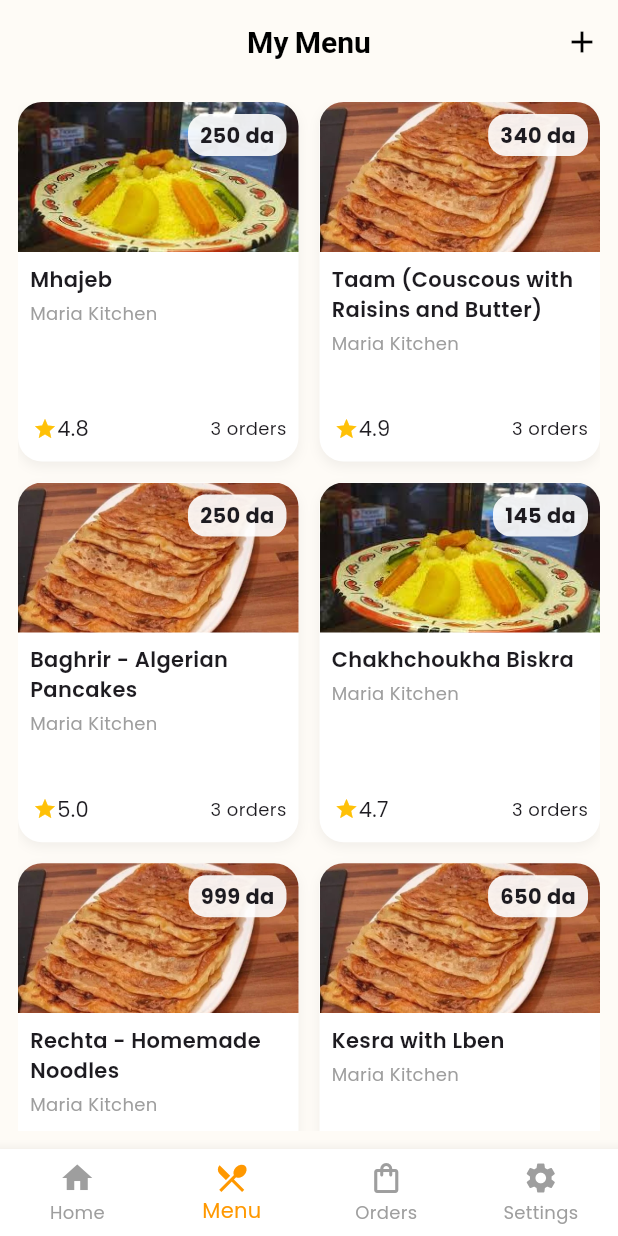
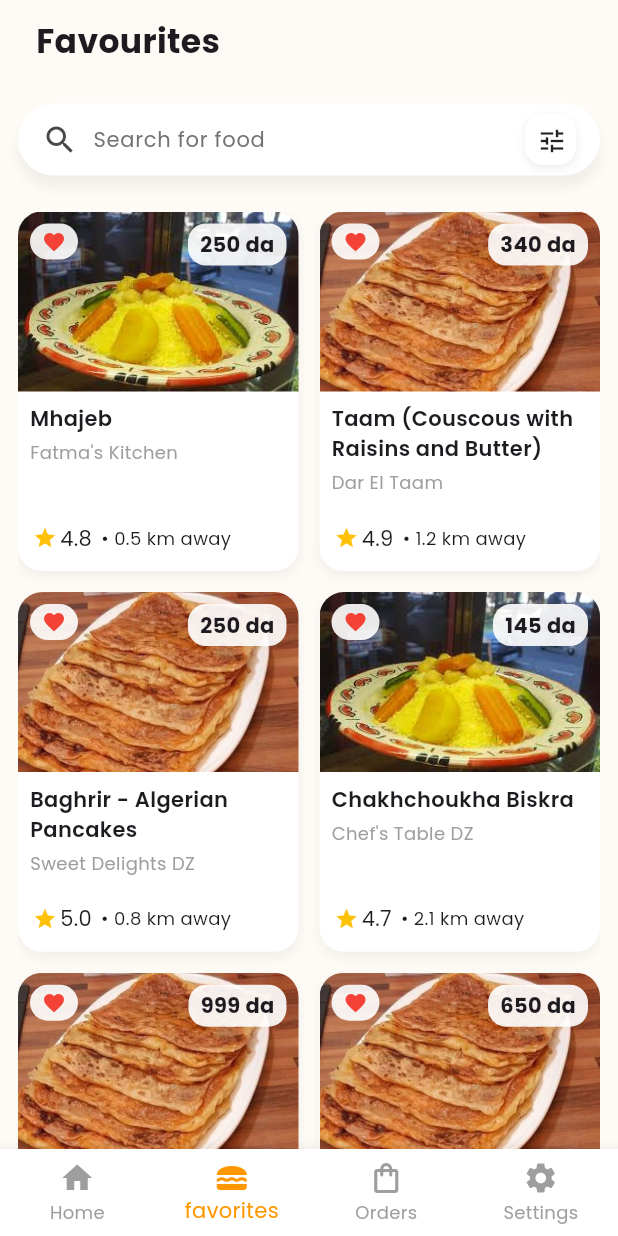
Before and after one commit to scofild18/Makelti_project, a Flutter app: the FirstScreen screen opened directly with empty values, item 2 of the bottom bar chosen, on a phone screen of 412 x 824 dp. Run offline on Flutter 3.47's test engine with Material 3 defaults, Android fonts, the phone set to English and light mode, and no system bars; our stand-ins replace flutter_bloc, flutter_dotenv, go_router, google_fonts, supabase_flutter; accounts and stored records are empty; network calls fail.

Commit message:
feat: add favourites and menu screens

```diff
--- a/frontend_2/lib/routing/app_router_congif.dart
+++ b/frontend_2/lib/routing/app_router_congif.dart
@@ -1,10 +1,13 @@
 
 import 'package:Makelti/logic/cubit/auth/auth_cubit.dart' show AuthCubit;
+import 'package:Makelti/screens/client_favourites_screen.dart';
 import 'package:Makelti/screens/client_orders_management.dart';
 import 'package:Makelti/screens/cook_home.dart';
 import 'package:Makelti/screens/cook_meal_screen.dart';
 import 'package:Makelti/screens/cook_menu_screen.dart';
 import 'package:Makelti/screens/cook_order_screen.dart';
+import 'package:Makelti/screens/home_screen.dart';
+import 'package:Makelti/screens/splash_screen.dart';
 import 'package:Makelti/screens/start_screen.dart';
 import 'package:flutter/material.dart';
 import 'package:flutter_bloc/flutter_bloc.dart';
@@ -12,7 +15,6 @@ import 'package:go_router/go_router.dart';
 import '../screens/client_meal_screen.dart';
 import '../screens/see_all_posts.dart';
 import '../screens/see_all_stores.dart';
-import '../screens/splash_screen.dart';
 import '../screens/login_screen.dart';
 import '../screens/register.dart';
 import '../screens/settings_screen.dart';
@@ -36,16 +38,13 @@ class NotFoundPage extends StatelessWidget {
 
 class AppRouterConfig {
   static GoRouter getRouter(BuildContext context) {
-    final authCubit = context.read<AuthCubit>();
-     final userType = authCubit.state.userType;
-
     return GoRouter(
       initialLocation: '/',
       routes: [
         GoRoute(
           path: '/',
           name: 'start',
-          builder: (context, state) =>  const SplashScreen(),
+          builder: (context, state) =>    const SplashScreen(),
         ),
         GoRoute(
           path: '/login',
@@ -67,10 +66,10 @@ class AppRouterConfig {
         GoRoute(
         path: '/home',
         name: 'home',
-          builder: (context, state) =>   CookDashboardScreen(),
-          redirect: (context, state) {
-            if (userType == 'cook') return '/cook_home';
-            return null;
+        builder: (context, state) {
+          final authCubit = context.read<AuthCubit>();
+          final userType = authCubit.state.userType;
+          return userType == 'cook' ? CookDashboardScreen() : const HomeScreen();
         },
       ),
     GoRoute(
@@ -97,6 +96,11 @@ class AppRouterConfig {
       path: '/settings',
       name: 'settings',
       builder: (context, state) => const SettingsScreen(),
+    ),
+    GoRoute(
+      path: '/client_favourites',
+      name: 'client_favourites',
+      builder: (context, state) => const ClientFavouritesScreen(),
     ),
     GoRoute(
       path: '/cook_profile',
--- /dev/null
+++ b/frontend_2/lib/screens/client_favourites_screen.dart
@@ -0,0 +1,139 @@
+import 'package:Makelti/widgets/home_screen/fav_food_card.dart';
+import 'package:Makelti/widgets/home_screen/search_bar.dart';
+import 'package:flutter/material.dart';
+import 'package:go_router/go_router.dart';
+
+class ClientFavouritesScreen extends StatelessWidget {
+final List<Map<String, dynamic>> favouritePosts = const [
+    {
+      "title": 'Mhajeb',
+      "store": "Fatma's Kitchen",
+      "price": '250 da',
+      "rating": 4.8,
+      "distance": '0.5 km',
+      "image": 'assets/images/salad.jpg',
+    },
+    {
+      "title": 'Taam (Couscous with Raisins and Butter)',
+      "store": "Dar El Taam",
+      "price": '340 da',
+      "rating": 4.9,
+      "distance": '1.2 km',
+      "image": 'assets/images/pasta.png',
+    },
+    {
+      "title": 'Baghrir - Algerian Pancakes',
+      "store": "Sweet Delights DZ",
+      "price": '250 da',
+      "rating": 5.0,
+      "distance": '0.8 km',
+      "image": 'assets/images/pasta.png',
+    },
+    {
+      "title": 'Chakhchoukha Biskra',
+      "store": "Chef's Table DZ",
+      "price": '145 da',
+      "rating": 4.7,
+      "distance": '2.1 km',
+      "image": 'assets/images/salad.jpg',
+    },
+    {
+      "title": 'Rechta - Homemade Noodles',
+      "store": "Dar El Rechta",
+      "price": '999 da',
+      "rating": 4.6,
+      "distance": '1.5 km',
+      "image": 'assets/images/pasta.png',
+    },
+    {
+      "title": 'Kesra with Lben',
+      "store": "Traditional Stop",
+      "price": '650 da',
+      "rating": 4.5,
+      "distance": '0.3 km',
+      "image": 'assets/images/pasta.png',
+    },
+  ];
+
+
+  const ClientFavouritesScreen({super.key, });
+
+  @override
+  Widget build(BuildContext context) {
+    return Scaffold(
+      body: SafeArea(
+        child: Column(
+          children: [
+            const Padding(
+              padding: EdgeInsets.only(left: 12.0, top: 12),
+              child: Row(
+                children: [
+                  SizedBox(width: 12),
+                  Text(
+                    'Favourites',
+                    style: TextStyle(fontSize: 22, fontWeight: FontWeight.bold),
+                  ),
+                ],
+              ),
+            ),
+
+            const SizedBox(height: 12),
+
+                const Padding(
+                  padding: EdgeInsets.only(left: 12, right: 12, top: 6, bottom: 8),
+                  child: Row(
+                    children: [
+                      Expanded(
+                        child: SearchBarWidget(
+                          title: "Search for food",
+                        ),
+                      ),
+                    ],
+                  ),
+                ),
+
+            const SizedBox(height: 8),
+
+            Expanded(
+              child: favouritePosts.isEmpty
+                  ? const Center(
+                      child: Text(
+                        'No favourites yet',
+                        style: TextStyle(fontSize: 16),
+                      ),
+                    )
+                  : Padding(
+                      padding: const EdgeInsets.symmetric(horizontal: 12),
+                      child: GridView.builder(
+                        physics: const BouncingScrollPhysics(),
+                        itemCount: favouritePosts.length,
+                        gridDelegate:
+                            const SliverGridDelegateWithFixedCrossAxisCount(
+                          crossAxisCount: 2,
+                          mainAxisSpacing: 14,
+                          crossAxisSpacing: 14,
+                          childAspectRatio: 0.78,
+                        ),
+                        itemBuilder: (context, index) {
+                          final post = favouritePosts[index];
+                          return FavFoodCard(
+                            image: post['image'],
+                            price: post['price'],
+                            title: post['title'],
+                            store: post['store'],
+                            rating: post['rating'],
+                            distance: post['distance'],
+                            onTap: () {
+                              context.push('/client_meal_screen');
+                            },
+                          );
+                        },
+                      ),
+                    ),
+            ),
+          ],
+        ),
+      ),
+    );
+  }
+}
--- a/frontend_2/lib/screens/client_meal_screen.dart
+++ b/frontend_2/lib/screens/client_meal_screen.dart
@@ -174,7 +174,7 @@ class ClientMealScreen extends StatelessWidget {
                       children: [
                         Container(
                           padding: const EdgeInsets.symmetric(horizontal: 4),
-                          height: 50,
+                          height: 45,
                           decoration: BoxDecoration(
                             borderRadius: BorderRadius.circular(30),
                             border:
@@ -212,7 +212,7 @@ class ClientMealScreen extends StatelessWidget {
 
                         Expanded(
                           child: Container(
-                            height: 50,
+                            height: 45,
                             decoration: BoxDecoration(
                               color: const Color(0xffe97844),
                               borderRadius: BorderRadius.circular(52),
--- a/frontend_2/lib/screens/client_orders_management.dart
+++ b/frontend_2/lib/screens/client_orders_management.dart
@@ -35,13 +35,12 @@ class _ClientOrdersManagementState extends State<ClientOrdersManagement> {
                     children: [
                       SizedBox(width: 12),
                       Text(
-                        "My Orders",
-                        style: TextStyle(fontSize: 18),
-                      ),
+                    'My Orders',
+                    style: TextStyle(fontSize: 20, fontWeight: FontWeight.bold),
+                  ),
                     ],
                   ),
                 ),
-                const Divider(),
 
                 Padding(
                   padding: const EdgeInsets.all(16),
--- a/frontend_2/lib/screens/cook_home.dart
+++ b/frontend_2/lib/screens/cook_home.dart
@@ -96,9 +96,14 @@ body: SafeArea(
           Row(
             crossAxisAlignment: CrossAxisAlignment.center,
             children: [
-              const CircleAvatar(
-                radius: 22,
-                backgroundImage: AssetImage("assets/images/pizza_store.jpg"),
+              GestureDetector(
+                onTap: () {
+                  context.go("/cook_profile");
+                },
+                child: const CircleAvatar(
+                  radius: 22,
+                  backgroundImage: AssetImage("assets/images/pizza_store.jpg"),
+                ),
               ),
               const SizedBox(width: 12),
               Expanded(
@@ -333,7 +338,7 @@ class OrderCard extends StatelessWidget {
   food,
   style: const TextStyle(
     fontSize: 14,
-    fontWeight: FontWeight.w600,
+    fontWeight: FontWeight.w500,
   ),
   maxLines: 2,
   overflow: TextOverflow.ellipsis,
@@ -345,7 +350,7 @@ class OrderCard extends StatelessWidget {
               Expanded(
                 child: Text(
                   client,
-                  style: const TextStyle(fontSize: 13, color: Colors.black87),
+                  style: const TextStyle(fontSize: 13, color: Color.fromARGB(221, 64, 64, 64)),
                   overflow: TextOverflow.ellipsis,
                 ),
               ),
--- a/frontend_2/lib/screens/cook_menu_screen.dart
+++ b/frontend_2/lib/screens/cook_menu_screen.dart
@@ -64,8 +64,11 @@ class _CookMenuScreenState extends State<CookMenuScreen> {
   @override
   Widget build(BuildContext context) {
     return Scaffold(
-      appBar: AppBar(
-        title: const Text('My Menu' ,style: TextStyle(color: Colors.black), ),
+      appBar: AppBar(centerTitle: false,
+        title: const Text(
+                    'My Orders',
+                    style: TextStyle(fontSize: 20, fontWeight: FontWeight.bold , color: Colors.black),
+                  ),
         actions: [
           IconButton(
             icon: const Icon(Icons.add , color: Colors.black,),
--- a/frontend_2/lib/screens/cook_order_screen.dart
+++ b/frontend_2/lib/screens/cook_order_screen.dart
@@ -13,7 +13,6 @@ class CookOrdersScreen extends StatefulWidget {
 
 class _CookOrdersScreenState extends State<CookOrdersScreen> {
   int selectedTab = 0;
-
   @override
   Widget build(BuildContext context) {
     return BlocBuilder<OrdersCubit, OrdersState>(
@@ -29,21 +28,17 @@ class _CookOrdersScreenState extends State<CookOrdersScreen> {
               crossAxisAlignment: CrossAxisAlignment.start,
               children: [
                 const Padding(
-                  padding: EdgeInsets.symmetric(horizontal: 12, vertical: 8),
+              padding: EdgeInsets.only(left: 12.0, top: 12),
               child: Row(
-                    mainAxisAlignment: MainAxisAlignment.start,
                 children: [
-                      SizedBox(width: 1),
+                  SizedBox(width: 12),
                   Text(
-                        "Order Management",
-                        style: TextStyle(
-                          fontSize: 18,
-                        ),
+                    'my Orders',
+                    style: TextStyle(fontSize: 20, fontWeight: FontWeight.bold),
                   ),
                 ],
               ),
             ),
-                const Divider(),
 
                 Padding(
                   padding: const EdgeInsets.all(16),
--- a/frontend_2/lib/screens/register.dart
+++ b/frontend_2/lib/screens/register.dart
@@ -1,8 +1,11 @@
 import 'dart:convert';
+import 'package:Makelti/logic/cubit/auth/auth_cubit.dart';
+import 'package:Makelti/logic/cubit/auth/auth_state.dart';
 import 'package:flutter/material.dart';
+import 'package:flutter_bloc/flutter_bloc.dart';
 import 'package:go_router/go_router.dart';
 import 'package:http/http.dart' as http;
-import 'package:supabase_flutter/supabase_flutter.dart';
+import 'package:supabase_flutter/supabase_flutter.dart' hide AuthState;
 import 'package:Makelti/widgets/custom_snackbar.dart';
 
 class RegisterScreen extends StatefulWidget {
@@ -118,6 +121,12 @@ class _RegisterScreenState extends State<RegisterScreen> {
       }
 
       if (!mounted) return;
+context.read<AuthCubit>().emit(
+  AuthState(
+    status: AuthStatus.success,
+    userType: _userType,
+  ),
+);
       CustomSnackBar.show(
         context,
         message: 'Account created successfully!',
--- a/frontend_2/lib/screens/start_screen.dart
+++ b/frontend_2/lib/screens/start_screen.dart
@@ -13,23 +13,22 @@ class FirstScreen extends StatelessWidget {
     final userType = authCubit.state.userType;
 
     final tabs = userType == 'cook'
-         ?['/home', '/add_meal', '/client_orders', '/settings']
-        : ['/cook_home', '/cook_menu', '/cook_orders', '/settings'];
+         ?['/cook_home', '/cook_menu', '/cook_orders', '/settings']
+         :['/home', '/client_favourites', '/client_orders', '/settings'] ;
 
     final items = userType == 'cook'
-        ? const [
-            BottomNavigationBarItem(icon: Icon(Icons.home), label: 'Home'),
-            BottomNavigationBarItem(icon: Icon(Icons.lunch_dining), label: 'favorites'),
-            BottomNavigationBarItem(icon: Icon(Icons.shopping_bag_outlined), label: 'Orders'),
-            BottomNavigationBarItem(icon: Icon(Icons.settings), label: 'Settings'),
-          ]
-        : const [
+     ? const [
             BottomNavigationBarItem(icon: Icon(Icons.home), label: 'Home'),
             BottomNavigationBarItem(icon: Icon(Icons.restaurant_menu), label: 'Menu'),
             BottomNavigationBarItem(icon: Icon(Icons.shopping_bag_outlined), label: 'Orders'),
 
             BottomNavigationBarItem(icon: Icon(Icons.settings), label: 'Settings'),
-          ];
+          ]: const [
+            BottomNavigationBarItem(icon: Icon(Icons.home), label: 'Home'),
+            BottomNavigationBarItem(icon: Icon(Icons.lunch_dining), label: 'favorites'),
+            BottomNavigationBarItem(icon: Icon(Icons.shopping_bag_outlined), label: 'Orders'),
+            BottomNavigationBarItem(icon: Icon(Icons.settings), label: 'Settings'),
+          ] ;
 
     int calculateSelectedIndex() {
       final location = GoRouterState.of(context).uri.toString();
--- a/frontend_2/lib/utils/application_theme.dart
+++ b/frontend_2/lib/utils/application_theme.dart
@@ -39,23 +39,6 @@ fontFamily: GoogleFonts.poppins().fontFamily,
       foregroundColor: Colors.white,
     ),
 
-    inputDecorationTheme: InputDecorationTheme(
-      filled: true,
-      fillColor: Colors.grey.shade100,
-      contentPadding: const EdgeInsets.symmetric(horizontal: 16, vertical: 12),
-      border: OutlineInputBorder(
-        borderRadius: BorderRadius.circular(12),
-        borderSide: const BorderSide(color: Color(0xffe97844)),
-      ),
-      enabledBorder: OutlineInputBorder(
-        borderRadius: BorderRadius.circular(12),
-        borderSide: const BorderSide(color: Color(0xffe97844)),
-      ),
-      focusedBorder: OutlineInputBorder(
-        borderRadius: BorderRadius.circular(12),
-        borderSide: const BorderSide(color: Color(0xffe97844), width: 2),
-      ),
-    ),
 
 
    ) ; ///  Dark Theme
--- /dev/null
+++ b/frontend_2/lib/widgets/home_screen/fav_food_card.dart
@@ -0,0 +1,148 @@
+import 'package:flutter/material.dart';
+
+class FavFoodCard extends StatelessWidget {
+  const FavFoodCard({
+    super.key,
+    required this.image,
+    required this.price,
+    required this.title,
+    required this.store,
+    required this.rating,
+    required this.distance,
+    this.onTap,
+    this.isFavourite = true,
+  });
+
+  final String image;
+  final String price;
+  final String title;
+  final String store;
+  final double rating;
+  final String distance;
+  final VoidCallback? onTap;
+  final bool isFavourite;
+
+  @override
+  Widget build(BuildContext context) {
+    return GestureDetector(
+      onTap: onTap,
+      child: Container(
+        decoration: BoxDecoration(
+          color: Colors.white,
+          borderRadius: BorderRadius.circular(16),
+          boxShadow: [
+            BoxShadow(
+              color: Colors.black.withOpacity(0.05),
+              blurRadius: 6,
+              offset: const Offset(0, 3),
+            ),
+          ],
+        ),
+        child: Column(
+          crossAxisAlignment: CrossAxisAlignment.start,
+          children: [
+            Stack(
+              children: [
+                ClipRRect(
+                  borderRadius:
+                      const BorderRadius.vertical(top: Radius.circular(16)),
+                  child: Image.asset(
+                    image,
+                    height: 120,
+                    width: double.infinity,
+                    fit: BoxFit.cover,
+                  ),
+                ),
+                Positioned(
+                  left: 8,
+                  top: 8,
+                  child: Container(
+                    padding:
+                        const EdgeInsets.symmetric(horizontal: 8, vertical: 4),
+                    decoration: BoxDecoration(
+                      color: Colors.white.withOpacity(0.9),
+                      borderRadius: BorderRadius.circular(12),
+                    ),
+                    child: Row(
+                      mainAxisSize: MainAxisSize.min,
+                      children: [
+                        Icon(
+                          Icons.favorite,
+                          size: 16,
+                          color: isFavourite ? Colors.red : Colors.grey,
+                        ),
+                      ],
+                    ),
+                  ),
+                ),
+                Positioned(
+                  right: 8,
+                  top: 8,
+                  child: Container(
+                    padding:
+                        const EdgeInsets.symmetric(horizontal: 8, vertical: 4),
+                    decoration: BoxDecoration(
+                      color: Colors.white.withOpacity(0.9),
+                      borderRadius: BorderRadius.circular(12),
+                    ),
+                    child: Row(
+                      mainAxisSize: MainAxisSize.min,
+                      children: [
+                        Text(
+                          price,
+                          style: const TextStyle(fontWeight: FontWeight.bold),
+                        ),
+                      ],
+                    ),
+                  ),
+                ),
+              ],
+            ),
+            Expanded(
+              child: Padding(
+                padding: const EdgeInsets.only(top: 8.0, left: 8, right: 8),
+                child: Column(
+                  crossAxisAlignment: CrossAxisAlignment.start,
+                  mainAxisAlignment: MainAxisAlignment.spaceBetween,
+                  children: [
+                    Column(
+                      crossAxisAlignment: CrossAxisAlignment.start,
+                      children: [
+                        Text(
+                          title,
+                          maxLines: 2,
+                          overflow: TextOverflow.ellipsis,
+                          style: const TextStyle(fontWeight: FontWeight.w600),
+                        ),
+                        const SizedBox(height: 4),
+                        Text(
+                          store,
+                          style: const TextStyle(fontSize: 12, color: Colors.grey),
+                        ),
+                      ],
+                    ),
+                    Padding(
+                      padding: const EdgeInsets.only(left: 2.0, top: 6, bottom: 12),
+                      child: Row(
+                        children: [
+                          const Icon(Icons.star, color: Colors.amber, size: 16),
+                          const SizedBox(width: 2),
+                          Text(rating.toString()),
+                          const SizedBox(width: 6),
+                          Text(
+                            "• $distance away",
+                            style: const TextStyle(fontSize: 12),
+                          ),
+                        ],
+                      ),
+                    ),
+                  ],
+                ),
+              ),
+            ),
+          ],
+        ),
+      ),
+    );
+  }
+}
--- a/frontend_2/lib/widgets/home_screen/home_screen_appbar.dart
+++ b/frontend_2/lib/widgets/home_screen/home_screen_appbar.dart
@@ -13,7 +13,7 @@ class HomeScreenAppBar extends StatelessWidget {
             const Row(
               children: [
                 CircleAvatar(
-                  radius: 18,
+                  radius: 20,
                   backgroundImage: AssetImage("assets/images/pizza_store.jpg"),
                 ),
                 SizedBox(width: 12),
```
Also changed, not shown: 1 other file. Lines whose indentation alone changed are shown as unchanged.
